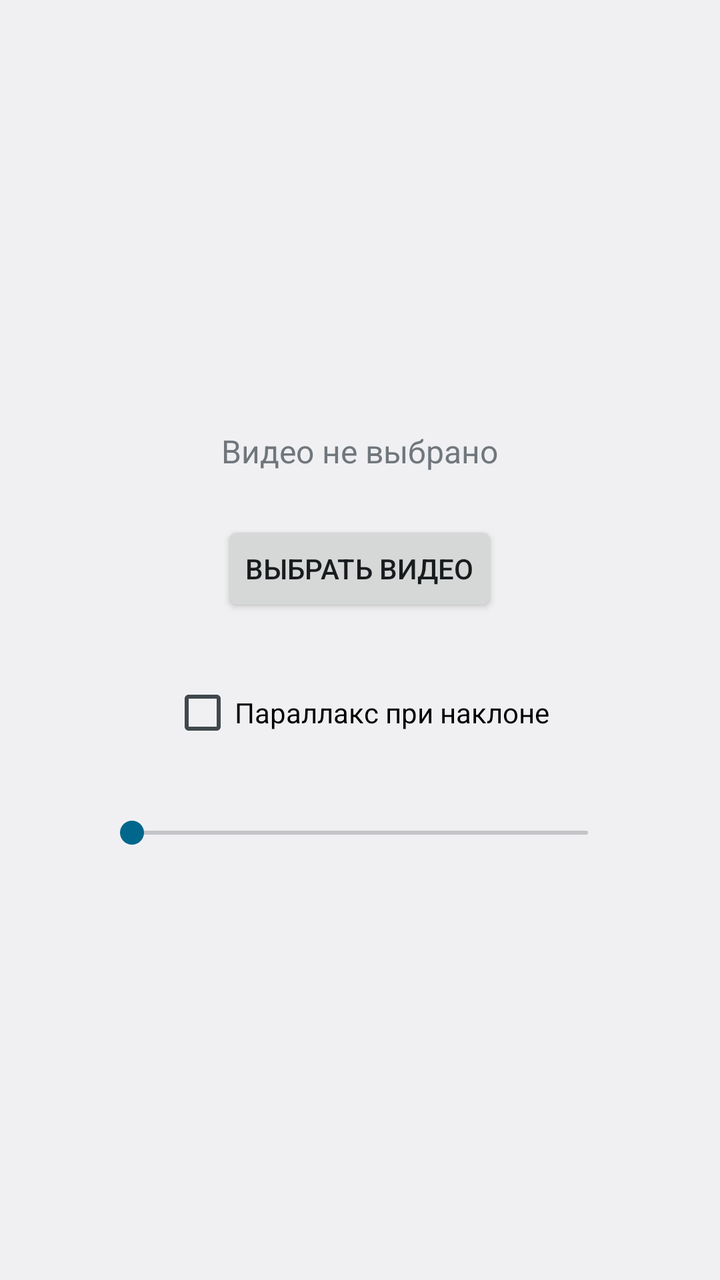
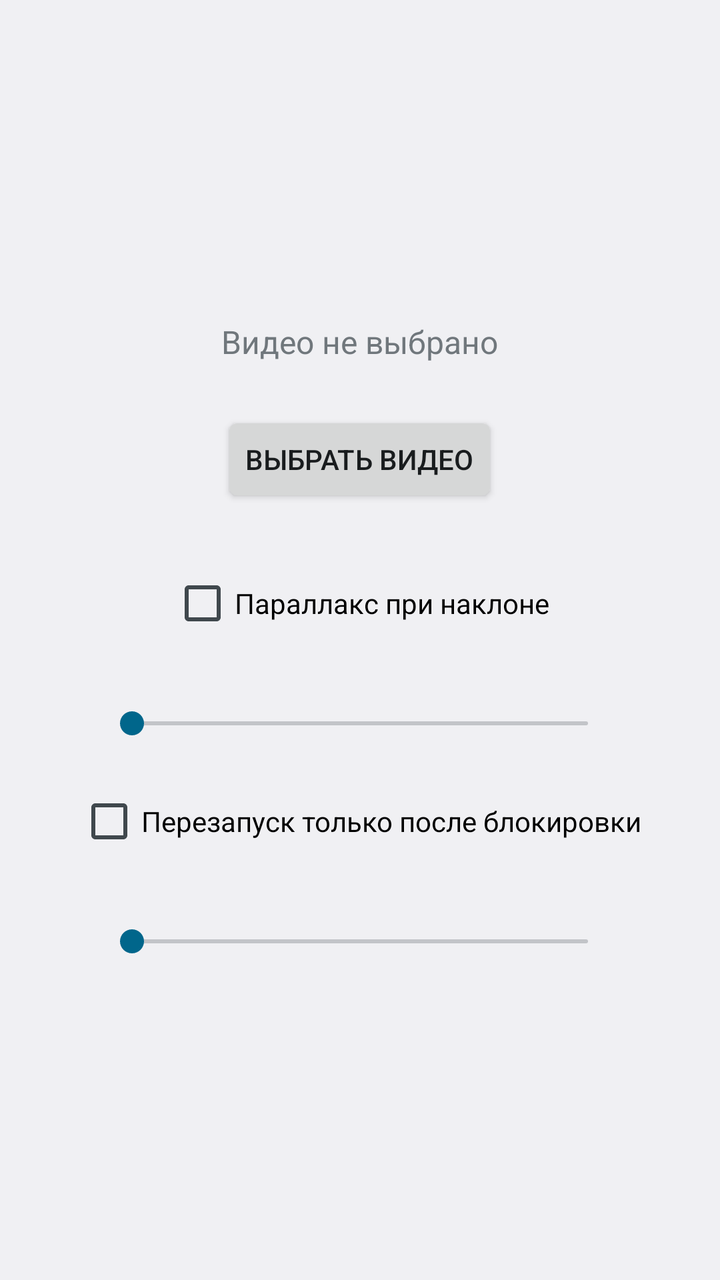

Before-and-after screenshots of an Android layout around one commit, followed by the original layout XML and the change that was made.
<!-- AndroidManifest.xml: activity theme android:Theme.DeviceDefault.Light -->
<!-- res/layout/activity_main.xml -->
<?xml version="1.0" encoding="utf-8"?>
<LinearLayout xmlns:android="http://schemas.android.com/apk/res/android"
    android:layout_width="match_parent"
    android:layout_height="match_parent"
    android:background="?android:attr/colorBackground"
    android:gravity="center"
    android:orientation="vertical"
    android:padding="32dp">

    <TextView
        android:id="@+id/status"
        android:layout_width="wrap_content"
        android:layout_height="wrap_content"
        android:layout_marginBottom="24dp"
        android:gravity="center"
        android:text="@string/status_none"
        android:textSize="16sp" />

    <Button
        android:id="@+id/pick"
        android:layout_width="wrap_content"
        android:layout_height="wrap_content"
        android:text="@string/pick_video" />

    <CheckBox
        android:id="@+id/parallax"
        android:layout_width="wrap_content"
        android:layout_height="wrap_content"
        android:layout_marginTop="32dp"
        android:text="@string/parallax_label" />

    <TextView
        android:id="@+id/tilt_value"
        android:layout_width="wrap_content"
        android:layout_height="wrap_content"
        android:layout_marginTop="12dp"
        android:textSize="14sp" />

    <SeekBar
        android:id="@+id/tilt"
        android:layout_width="260dp"
        android:layout_height="wrap_content"
        android:layout_marginTop="4dp"
        android:max="200" />

</LinearLayout>
<!-- resources referenced by this layout -->
<resources>
  <string name="parallax_label">Параллакс при наклоне</string>
  <string name="pick_video">Выбрать видео</string>
  <string name="status_none">Видео не выбрано</string>
</resources>

<!-- the commit's change to res/layout/activity_main.xml (unified diff, before → after) -->
@@ -43,4 +43,25 @@
         android:layout_marginTop="4dp"
         android:max="200" />
 
+    <CheckBox
+        android:id="@+id/restart_lock_only"
+        android:layout_width="wrap_content"
+        android:layout_height="wrap_content"
+        android:layout_marginTop="24dp"
+        android:text="@string/restart_lock_only_label" />
+
+    <TextView
+        android:id="@+id/restart_value"
+        android:layout_width="wrap_content"
+        android:layout_height="wrap_content"
+        android:layout_marginTop="12dp"
+        android:textSize="14sp" />
+
+    <SeekBar
+        android:id="@+id/restart"
+        android:layout_width="260dp"
+        android:layout_height="wrap_content"
+        android:layout_marginTop="4dp"
+        android:max="30" />
+
 </LinearLayout>
<!-- resource entries referenced after the edit -->
@@ -2,6 +2,7 @@
 <resources>
   <string name="parallax_label">Параллакс при наклоне</string>
   <string name="pick_video">Выбрать видео</string>
+  <string name="restart_lock_only_label">Перезапуск только после блокировки</string>
   <string name="status_none">Видео не выбрано</string>
 </resources>
 
